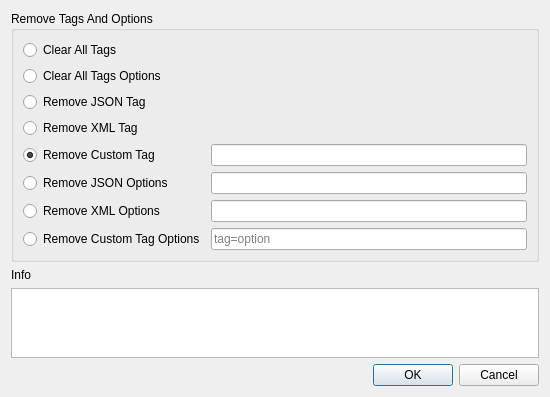
visualfc/liteide, file liteidex/src/plugins/golangedit/goremovetagsdialog.ui: the form before one commit.
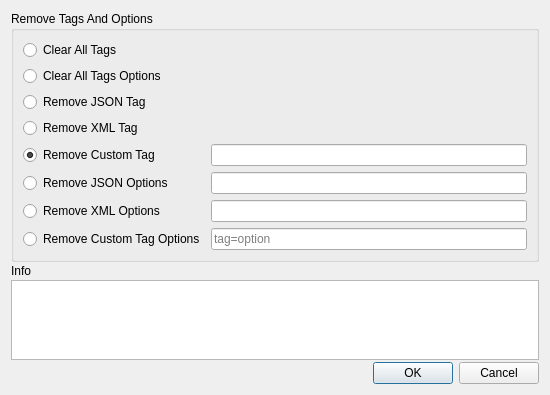
The form after the commit.

Commit message: liteeditor: fix goaddtags ui size

Diff of the .ui file:
```diff
--- a/liteidex/src/plugins/golangedit/goremovetagsdialog.ui
+++ b/liteidex/src/plugins/golangedit/goremovetagsdialog.ui
@@ -7,13 +7,16 @@
     <x>0</x>
     <y>0</y>
     <width>550</width>
-    <height>360</height>
+    <height>395</height>
    </rect>
   </property>
   <property name="windowTitle">
    <string>Remove Tags From Struct Field</string>
   </property>
   <layout class="QVBoxLayout" name="verticalLayout">
+   <property name="spacing">
+    <number>2</number>
+   </property>
    <item>
     <widget class="QGroupBox" name="groupBox">
      <property name="title">
@@ -132,6 +135,19 @@
    <item>
     <widget class="QPlainTextEdit" name="argumentsEdit"/>
    </item>
+   <item>
+    <spacer name="verticalSpacer">
+     <property name="orientation">
+      <enum>Qt::Vertical</enum>
+     </property>
+     <property name="sizeHint" stdset="0">
+      <size>
+       <width>20</width>
+       <height>40</height>
+      </size>
+     </property>
+    </spacer>
+   </item>
    <item>
     <widget class="QDialogButtonBox" name="buttonBox">
      <property name="orientation">
```
The commit also changes 2 other files.
